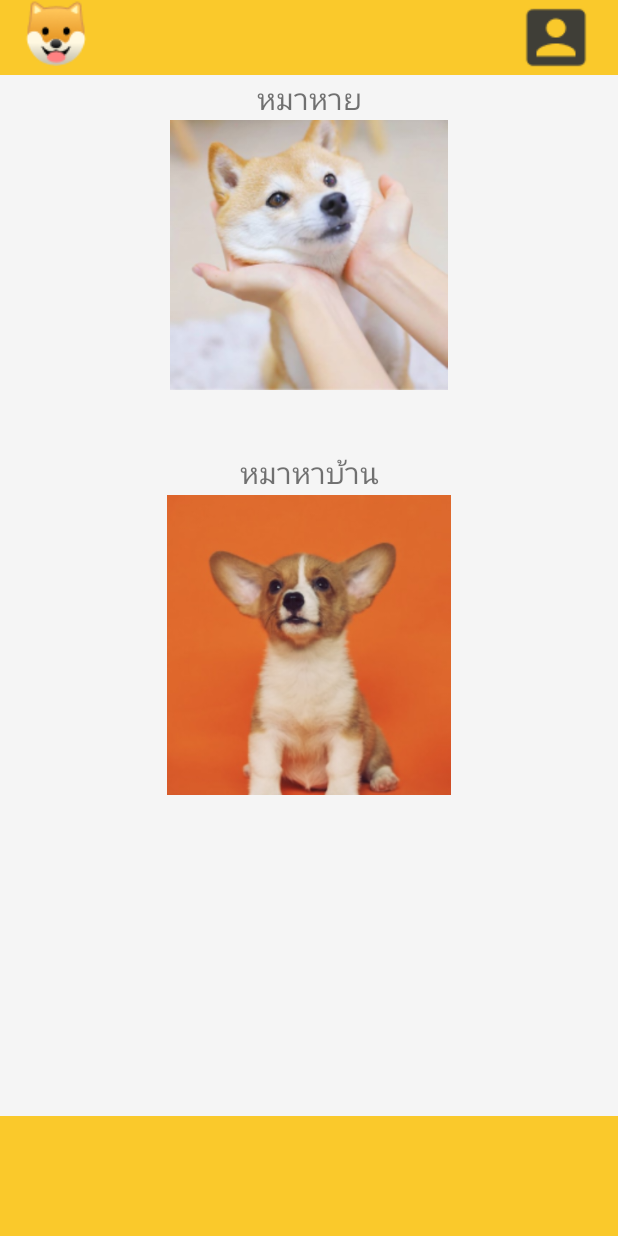
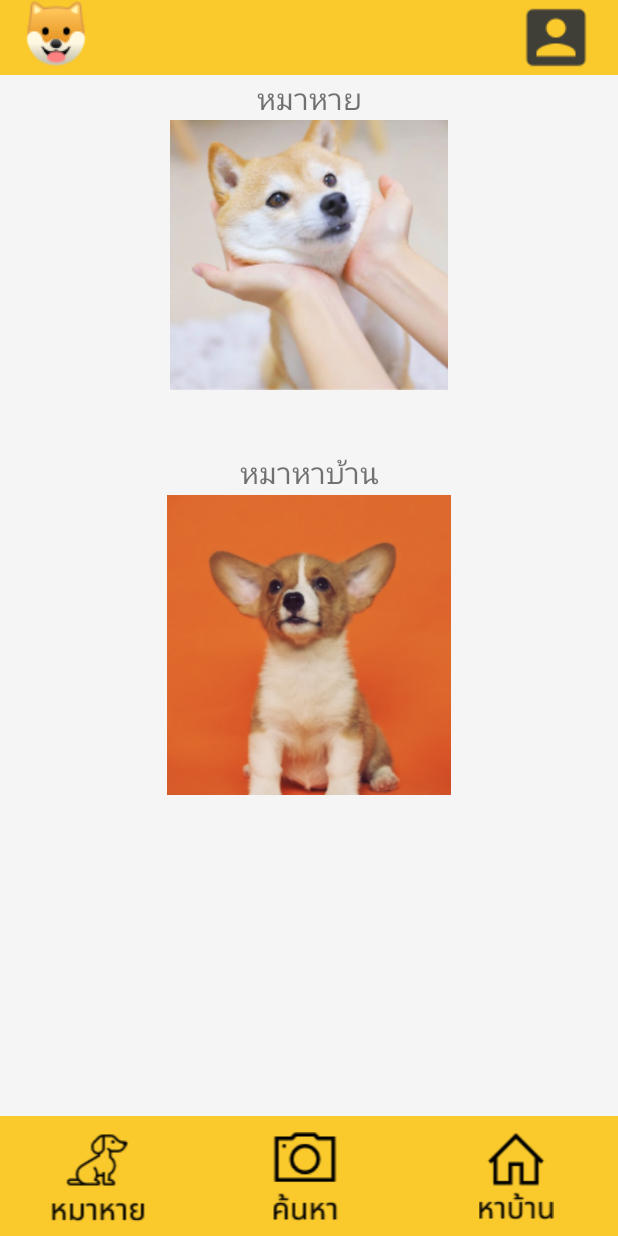
Before and after one commit to ttptee/FindDog-application, an Android app: the screen it shows after launch (MainActivity), on a phone screen of 412 x 824 dp. Run offline under Robolectric (Android 15) with nearby library versions, the phone set to English and light mode, and no system bars.

Commit message:
add bottom navbar

```diff
--- a/app/src/main/res/layout/activity_main.xml
+++ b/app/src/main/res/layout/activity_main.xml
@@ -126,6 +126,45 @@
         android:layout_alignParentBottom="true"
         android:layout_marginBottom="0dp"
         android:background="@color/colorPrimary">
+        <androidx.appcompat.widget.ActionMenuView
+        android:layout_width="410dp"
+        android:layout_height="85dp">
+        <LinearLayout
+            android:layout_width="135dp"
+            android:layout_height="match_parent">
+
+            <ImageView
+                android:id="@+id/gofinddog"
+                android:layout_width="100dp"
+                android:layout_height="match_parent"
+                android:layout_marginTop="8dp"
+                android:layout_marginLeft="15dp"
+                android:src="@drawable/lostdog_icon"></ImageView>
+        </LinearLayout>
+
+        <LinearLayout
+            android:layout_width="135dp"
+            android:layout_height="match_parent">
+
+            <ImageView
+                android:id="@+id/gofind"
+                android:layout_marginLeft="35dp"
+                android:layout_width="100dp"
+                android:layout_height="match_parent"
+                android:src="@drawable/find_icon"></ImageView>
+        </LinearLayout>
+        <LinearLayout
+            android:layout_width="135dp"
+            android:layout_height="match_parent"
+            >
+            <ImageView
+                android:id="@+id/gofindhome"
+                android:layout_width="100dp"
+                android:layout_height="match_parent"
+                android:src="@drawable/findhome_icon">
+            </ImageView></LinearLayout>
+
+    </androidx.appcompat.widget.ActionMenuView>
 
     </RelativeLayout>
 
```
Also changed, not shown: app/src/main/res/drawable/find_icon.png (added), app/src/main/res/drawable/findhome_icon.png (added), app/src/main/res/drawable/lostdog_icon.png (added).
